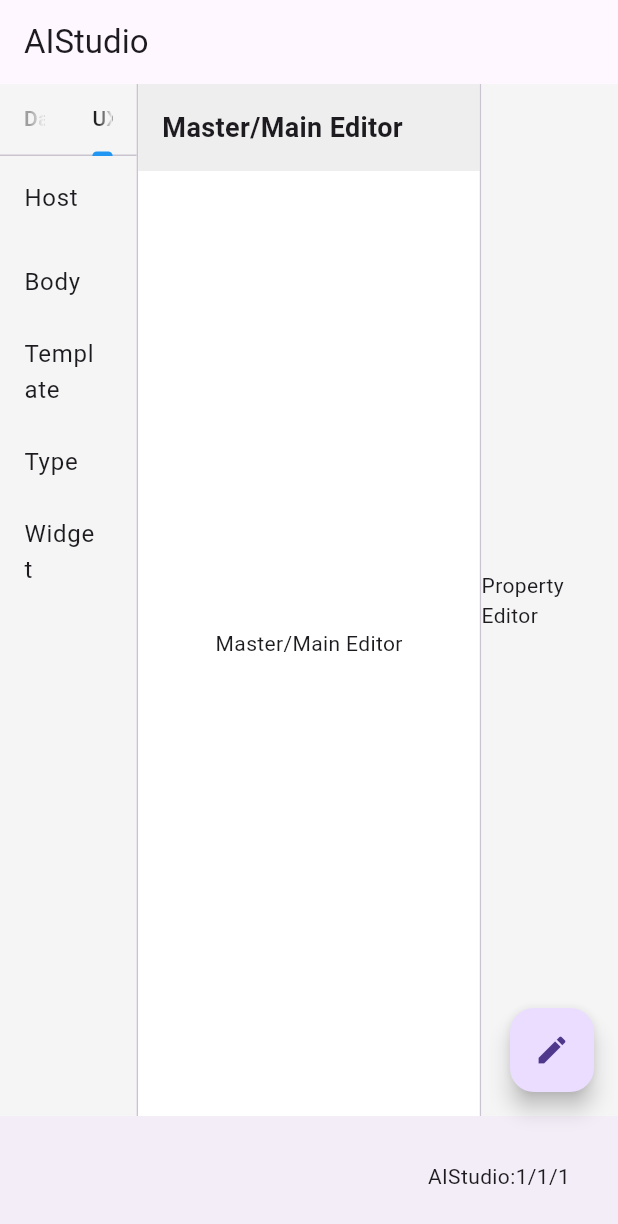
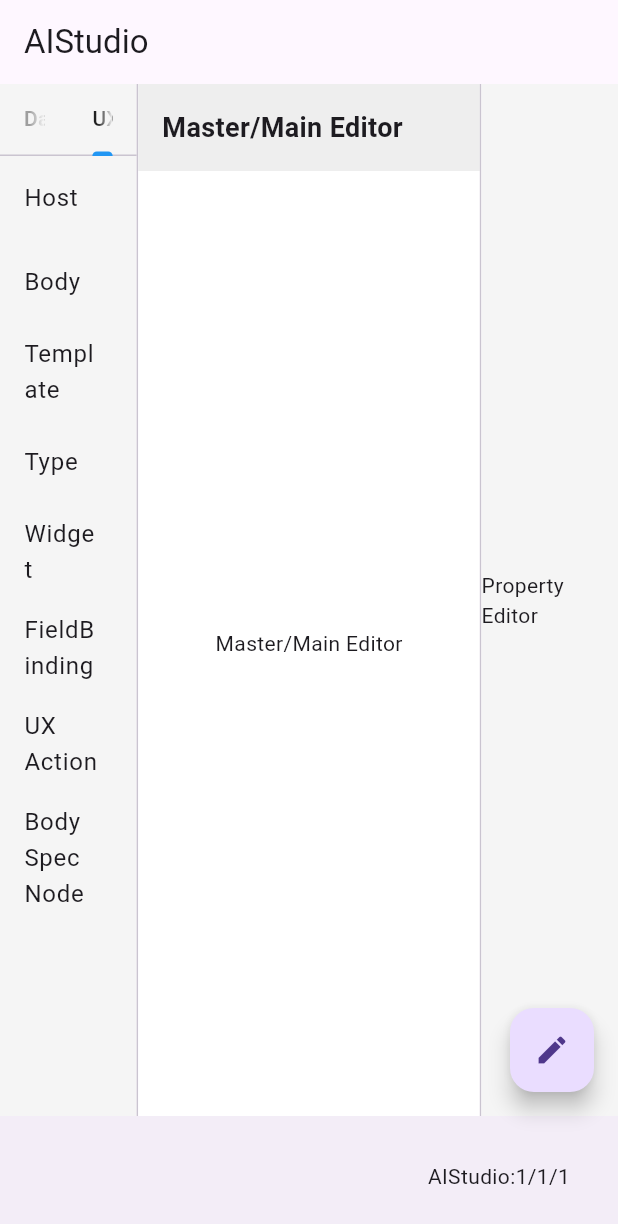
Before and after one commit to githubflutter/genrp, a Flutter app: the AIStudioHome screen opened directly, tab 2 chosen, on a phone screen of 412 x 824 dp. Shown: the top 1224 px of the screen. Run offline on Flutter 3.47's test engine with Material 3 defaults, Android fonts, the phone set to English and light mode, and no system bars; our stand-ins replace sqflite, sqflite_common_ffi; accounts and stored records are empty.

Commit message:
Implement AIBook and AIStudio Step 2 handovers\n\n- Expanded AIBook's `_validateSpec` to validate cross-references for `fieldBindings`, `actionId`, `templateId`, and `typeId`, with tests.\n- Completed AIStudio's left-panel catalog lists with new entries and selection highlighting.

```diff
--- a/lib/app/aibook/autopilotgo.dart
+++ b/lib/app/aibook/autopilotgo.dart
@@ -97,6 +97,59 @@ class AutopilotGo extends Autopilot {
     final e2 = checkDuplicates('widgets');
     if (e2 != null) return e2;
 
+    // Validate fieldBindings: must have src and fieldId
+    final bindings = List<Object?>.from(spec['fieldBindings'] as List? ?? []);
+    for (final item in bindings.whereType<Map>()) {
+      final map = Map<String, dynamic>.from(item);
+      final src = (map['src'] as num?)?.toInt();
+      final fieldId = (map['fieldId'] as num?)?.toInt() ?? (map['f'] as num?)?.toInt();
+      if (src == null || fieldId == null) {
+        return 'fieldBinding missing src or fieldId';
+      }
+    }
+
+    // Collect valid IDs from registry lists
+    final actionIds = <int>{};
+    for (final item in List<Object?>.from(spec['actions'] as List? ?? []).whereType<Map>()) {
+      final id = (item['id'] as num?)?.toInt();
+      if (id != null) actionIds.add(id);
+    }
+
+    final templateIds = <int>{};
+    for (final item in List<Object?>.from(spec['templates'] as List? ?? []).whereType<Map>()) {
+      final id = (item['id'] as num?)?.toInt();
+      if (id != null) templateIds.add(id);
+    }
+
+    final typeIds = <int>{};
+    for (final item in List<Object?>.from(spec['types'] as List? ?? []).whereType<Map>()) {
+      final id = (item['id'] as num?)?.toInt();
+      if (id != null) typeIds.add(id);
+    }
+
+    // Validate bodies
+    final bodies = List<Object?>.from(spec['bodiesRegistry'] as List? ?? []);
+    for (final b in bodies.whereType<Map>()) {
+      final body = Map<String, dynamic>.from(b);
+      final templateId = (body['templateId'] as num?)?.toInt();
+      if (templateId != null && !templateIds.contains(templateId)) {
+        return 'Invalid templateId $templateId in body';
+      }
+
+      final children = List<Object?>.from(body['children'] as List? ?? []);
+      for (final c in children.whereType<Map>()) {
+        final child = Map<String, dynamic>.from(c);
+        final actionId = (child['actionId'] as num?)?.toInt();
+        if (actionId != null && !actionIds.contains(actionId)) {
+          return 'Invalid actionId $actionId in body child';
+        }
+        final typeId = (child['typeId'] as num?)?.toInt();
+        if (typeId != null && !typeIds.contains(typeId)) {
+          return 'Invalid typeId $typeId in body child';
+        }
+      }
+    }
+
     return null;
   }
 
--- a/lib/app/aistudio/aistudio.dart
+++ b/lib/app/aistudio/aistudio.dart
@@ -86,20 +86,28 @@ class _AIStudioHomeState extends State<AIStudioHome> with SingleTickerProviderSt
                         children: [
                           ListView(
                             children: [
-                              ListTile(title: const Text('Entity'), onTap: () => _onCatalogTapped('Entity')),
-                              ListTile(title: const Text('Field'), onTap: () => _onCatalogTapped('Field')),
-                              ListTile(title: const Text('Relation'), onTap: () => _onCatalogTapped('Relation')),
-                              ListTile(title: const Text('Action'), onTap: () => _onCatalogTapped('Action')),
-                              ListTile(title: const Text('Function'), onTap: () => _onCatalogTapped('Function')),
+                              ListTile(title: const Text('Entity'), selected: _selectedCatalog == 'Entity', selectedColor: Colors.blue, onTap: () => _onCatalogTapped('Entity')),
+                              ListTile(title: const Text('Field'), selected: _selectedCatalog == 'Field', selectedColor: Colors.blue, onTap: () => _onCatalogTapped('Field')),
+                              ListTile(title: const Text('Relation'), selected: _selectedCatalog == 'Relation', selectedColor: Colors.blue, onTap: () => _onCatalogTapped('Relation')),
+                              ListTile(title: const Text('Action'), selected: _selectedCatalog == 'Action', selectedColor: Colors.blue, onTap: () => _onCatalogTapped('Action')),
+                              ListTile(title: const Text('Function'), selected: _selectedCatalog == 'Function', selectedColor: Colors.blue, onTap: () => _onCatalogTapped('Function')),
+                              ListTile(title: const Text('Parameter'), selected: _selectedCatalog == 'Parameter', selectedColor: Colors.blue, onTap: () => _onCatalogTapped('Parameter')),
+                              ListTile(title: const Text('Table'), selected: _selectedCatalog == 'Table', selectedColor: Colors.blue, onTap: () => _onCatalogTapped('Table')),
+                              ListTile(title: const Text('Column'), selected: _selectedCatalog == 'Column', selectedColor: Colors.blue, onTap: () => _onCatalogTapped('Column')),
+                              ListTile(title: const Text('System'), selected: _selectedCatalog == 'System', selectedColor: Colors.blue, onTap: () => _onCatalogTapped('System')),
+                              ListTile(title: const Text('User'), selected: _selectedCatalog == 'User', selectedColor: Colors.blue, onTap: () => _onCatalogTapped('User')),
                             ],
                           ),
                           ListView(
                             children: [
-                              ListTile(title: const Text('Host'), onTap: () => _onCatalogTapped('Host')),
-                              ListTile(title: const Text('Body'), onTap: () => _onCatalogTapped('Body')),
-                              ListTile(title: const Text('Template'), onTap: () => _onCatalogTapped('Template')),
-                              ListTile(title: const Text('Type'), onTap: () => _onCatalogTapped('Type')),
-                              ListTile(title: const Text('Widget'), onTap: () => _onCatalogTapped('Widget')),
+                              ListTile(title: const Text('Host'), selected: _selectedCatalog == 'Host', selectedColor: Colors.blue, onTap: () => _onCatalogTapped('Host')),
+                              ListTile(title: const Text('Body'), selected: _selectedCatalog == 'Body', selectedColor: Colors.blue, onTap: () => _onCatalogTapped('Body')),
+                              ListTile(title: const Text('Template'), selected: _selectedCatalog == 'Template', selectedColor: Colors.blue, onTap: () => _onCatalogTapped('Template')),
+                              ListTile(title: const Text('Type'), selected: _selectedCatalog == 'Type', selectedColor: Colors.blue, onTap: () => _onCatalogTapped('Type')),
+                              ListTile(title: const Text('Widget'), selected: _selectedCatalog == 'Widget', selectedColor: Colors.blue, onTap: () => _onCatalogTapped('Widget')),
+                              ListTile(title: const Text('FieldBinding'), selected: _selectedCatalog == 'FieldBinding', selectedColor: Colors.blue, onTap: () => _onCatalogTapped('FieldBinding')),
+                              ListTile(title: const Text('UX Action'), selected: _selectedCatalog == 'UX Action', selectedColor: Colors.blue, onTap: () => _onCatalogTapped('UX Action')),
+                              ListTile(title: const Text('Body Spec Node'), selected: _selectedCatalog == 'Body Spec Node', selectedColor: Colors.blue, onTap: () => _onCatalogTapped('Body Spec Node')),
                             ],
                           ),
                         ],
```
Also changed, not shown: 1 other file.
